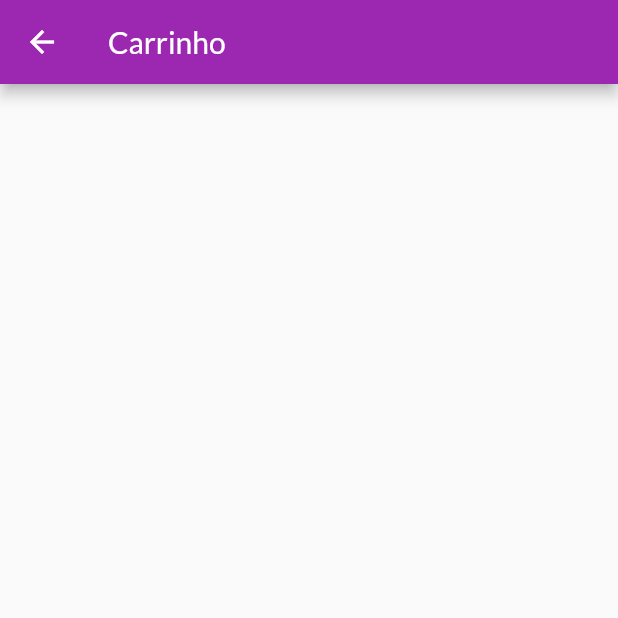
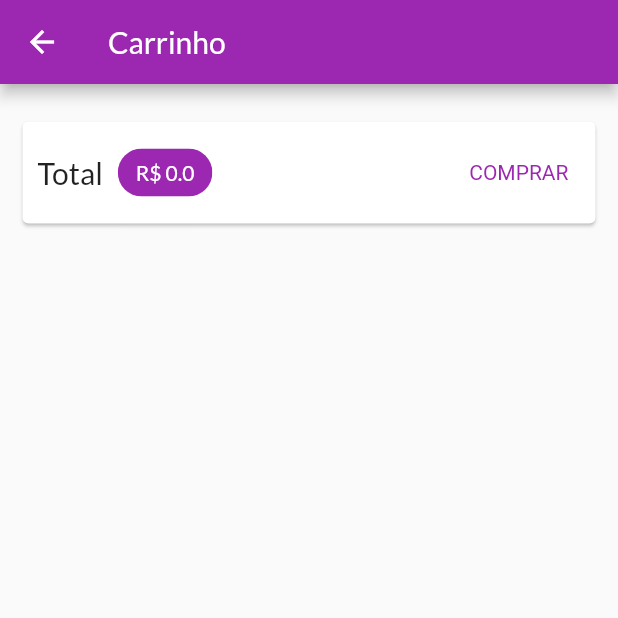
Before and after one commit to VitorLucas007/shop, a Flutter app: the CartPage screen opened by its route, on a phone screen of 412 x 824 dp, the top half of it. Run offline on Flutter 3.47's test engine with Material 3 defaults, Android fonts, the phone set to English and light mode, and no system bars; network calls fail.

Commit message:
novas atualizações

```diff
--- a/lib/main.dart
+++ b/lib/main.dart
@@ -35,7 +35,7 @@ class MyApp extends StatelessWidget {
         debugShowCheckedModeBanner: false,
         home: ProducstOverviewPage(),
         routes: {
-          AppRoutes.product_detail: (context) => ProductsDetailPage(),
+          AppRoutes.productDetail: (context) => ProductsDetailPage(),
           AppRoutes.cart: (context) => CartPage(),
         },
       ),
--- a/lib/models/cart.dart
+++ b/lib/models/cart.dart
@@ -8,7 +8,7 @@ class Cart with ChangeNotifier {
   Map<String, CartItem> _items = {};
 
   Map<String, CartItem> get items {
-    return {...items};
+    return {..._items};
   }
 
   int get itemsCount {
--- a/lib/models/product_list.dart
+++ b/lib/models/product_list.dart
@@ -3,7 +3,7 @@ import 'package:shop/data/dummy_data.dart';
 import 'package:shop/models/product.dart';
 
 class ProductList with ChangeNotifier {
-  List<Product> _items = dummyPorducts;
+  final List<Product> _items = dummyPorducts;
 
   List<Product> get items => [..._items];
   List<Product> get favoriteItems =>
@@ -14,7 +14,6 @@ class ProductList with ChangeNotifier {
     notifyListeners();
   }
 }
-
 
 
   // Metodo diferene para trabalhar com a gerencia de estados global da aplicação
--- a/lib/pages/cart_page.dart
+++ b/lib/pages/cart_page.dart
@@ -1,13 +1,57 @@
 import 'package:flutter/material.dart';
+import 'package:provider/provider.dart';
+import 'package:shop/components/cart_item.dart';
+import 'package:shop/models/cart.dart';
 
 class CartPage extends StatelessWidget {
   const CartPage({super.key});
 
   @override
   Widget build(BuildContext context) {
+    final Cart cart = Provider.of(context);
+    final items = cart.items.values.toList();
     return Scaffold(
-      appBar: AppBar(
-        title: Text('Carrinho'),
+      appBar: AppBar(title: Text('Carrinho')),
+      body: Column(
+        children: [
+          Card(
+            margin: const EdgeInsets.symmetric(horizontal: 15, vertical: 25),
+            child: Padding(
+              padding: const EdgeInsets.all(10.0),
+              child: Row(
+                mainAxisAlignment: MainAxisAlignment.spaceBetween,
+                children: [
+                  Text('Total', style: TextStyle(fontSize: 20)),
+                  SizedBox(width: 10),
+                  Chip(
+                    label: Text(
+                      'R\$ ${cart.totalAmount}',
+                      style: TextStyle(color: Colors.white),
+                    ),
+                    backgroundColor: Theme.of(context).colorScheme.primary,
+                  ),
+                  Spacer(),
+                  TextButton(
+                    onPressed: () {},
+                    style: TextButton.styleFrom(
+                      textStyle: TextStyle(
+                        color: Theme.of(context).colorScheme.primary,
+                      ),
+                    ),
+                    child: Text('COMPRAR'),
+                  ),
+                ],
+              ),
+            ),
+          ),
+          Expanded(
+            child: ListView.builder(
+              itemCount: items.length,
+              itemBuilder:
+                  (context, index) => CartItemWidget(items[index]),
+            ),
+          ),
+        ],
       ),
     );
   }
--- a/lib/utils/app_routes.dart
+++ b/lib/utils/app_routes.dart
@@ -1,5 +1,5 @@
 class AppRoutes {
-  static const product_detail = '/product-detail';
+  static const productDetail = '/product-detail';
   static const cart = '/cart';
 
 }
```
Also changed, not shown: lib/components/cart_item.dart (added, +50 -0 lines), lib/components/product_item.dart (+6 -3 lines), lib/pages/products_detail_page.dart (+24 -3 lines).
